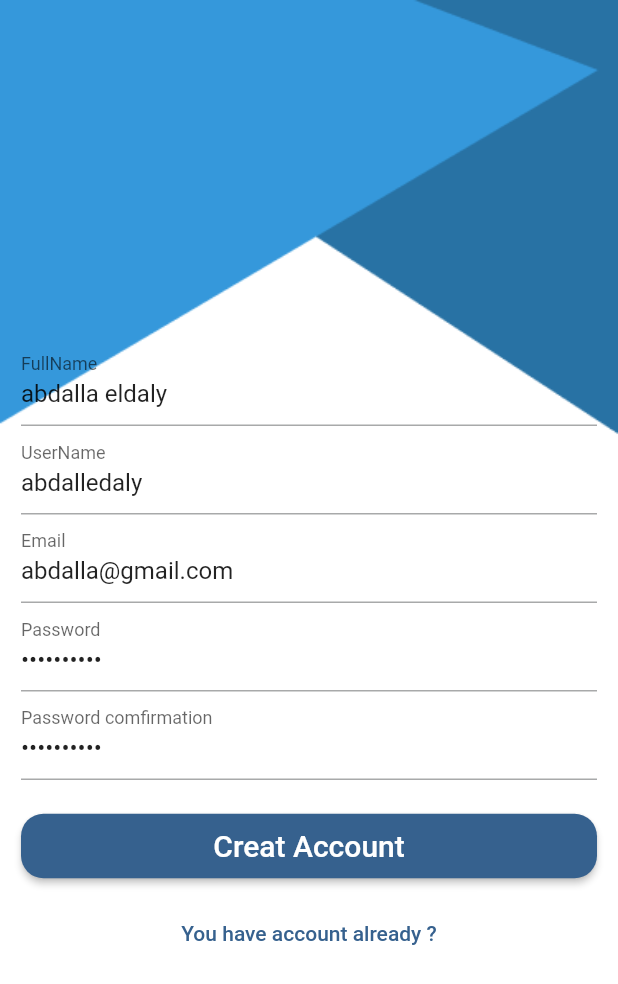
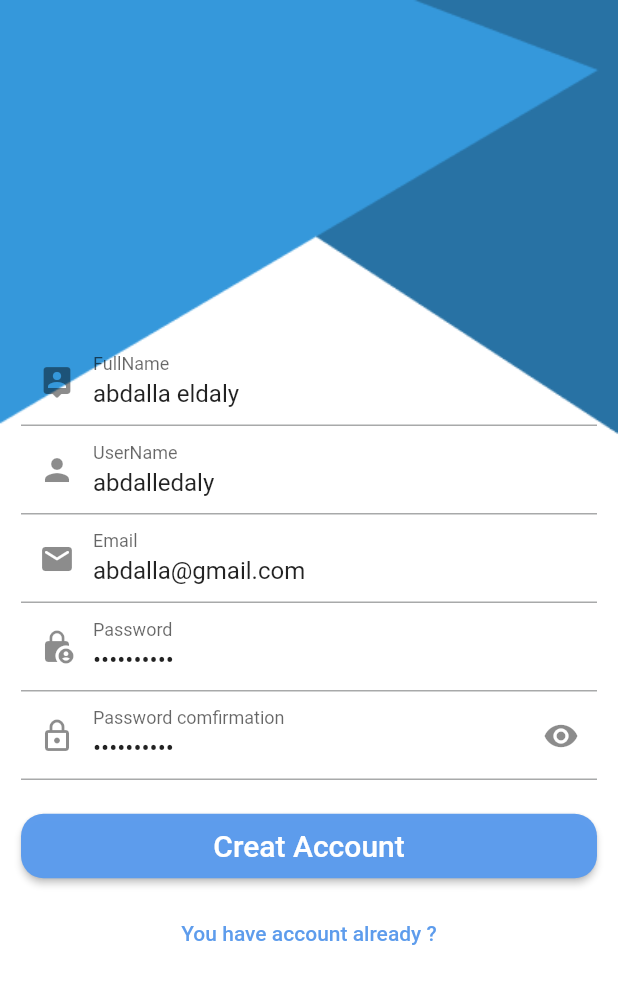
Before and after one commit to Abdalla-Eldaly/todo, a Flutter app: the Register screen opened by its route, on a phone screen of 412 x 824 dp. Shown: the top 984 px of the screen. Run offline on Flutter 3.47's test engine with Material 2 defaults, Android fonts, the phone set to English and light mode, and no system bars; our stand-ins replace cloud_firestore, firebase_auth, firebase_core, flutter_slidable; accounts and stored records are empty; network calls fail.

Commit message:
+register +login +auth +cloudfirestore +provider +autologinauth +addtasks +delettasks

```diff
--- a/lib/Common/CommonTextFormField.dart
+++ b/lib/Common/CommonTextFormField.dart
@@ -1,32 +1,61 @@
 import 'package:flutter/material.dart';
 
-class CommonTextFormField extends StatelessWidget {
+class CommonTextFormField extends StatefulWidget {
 String labeltext;
 TextInputType? keyboardtype;
 String? Function(String?)? Validator;
 bool obscuretext;
 TextEditingController? controller;
 int? Lines;
+IconData? prefixIcon;
+final bool? togglePasswordVisibility;
+final void Function(bool)? togglePasswordCallback;
 CommonTextFormField({
   required this.labeltext,
   this.keyboardtype=TextInputType.text,
   this.Validator,
   this.obscuretext=true,
    this.controller,
-  this.Lines=1
-});
+  this.Lines=1,
+  this.prefixIcon,
+  this.togglePasswordVisibility,
+  this.togglePasswordCallback,});
+
+  @override
+  State<CommonTextFormField> createState() => _CommonTextFormFieldState();
+}
+bool _passwordVisible = true;
+class _CommonTextFormFieldState extends State<CommonTextFormField> {
   @override
   Widget build(BuildContext context) {
     return TextFormField(
-      maxLines: Lines,
-      minLines: Lines,
-      controller: controller,
-      obscureText: obscuretext ,
-      validator:Validator ,
+      maxLines: widget.Lines,
+      minLines: widget.Lines,
+      controller: widget.controller,
+      obscureText: widget.obscuretext && _passwordVisible,
+      validator:widget.Validator ,
 
-      keyboardType: keyboardtype,
+      keyboardType: widget.keyboardtype,
       decoration: InputDecoration(
-        labelText: labeltext,
+        labelText: widget.labeltext,
+        prefixIcon: widget.prefixIcon != null
+            ? Icon(widget.prefixIcon)
+            : null,
+        suffixIcon: widget.togglePasswordVisibility != null
+            ? IconButton(
+          icon: Icon(
+            _passwordVisible ? Icons.visibility : Icons.visibility_off,
+          ),
+          onPressed: () {
+            setState(() {
+              _passwordVisible = !_passwordVisible;
+              if (widget.togglePasswordCallback != null) {
+                widget.togglePasswordCallback!(_passwordVisible);
+              }
+            });
+          },
+        )
+            : null,
       ),
     );
   }
--- a/lib/Listtab/listtab.dart
+++ b/lib/Listtab/listtab.dart
@@ -1,10 +1,11 @@
 import 'package:flutter/material.dart';
+import 'package:todo_list/listtask/Listtask.dart';
 
 class listtab extends StatelessWidget {
   const listtab({super.key});
 
   @override
   Widget build(BuildContext context) {
-    return const Placeholder();
+    return Listtask();
   }
 }
--- a/lib/Provider/Authprovider/Authprovider.dart
+++ b/lib/Provider/Authprovider/Authprovider.dart
@@ -32,6 +32,7 @@ class Authproviderr extends ChangeNotifier {
     var user = await UserDou.getUser(credential.user!.uid);
     databaseuser = user;
     authfirebaseuser = credential.user;
+    notifyListeners();
   }
 
   void logout() {
--- a/lib/Register-Page/Register.dart
+++ b/lib/Register-Page/Register.dart
@@ -34,6 +34,7 @@ class _RegisterState extends State<Register> {
   DialogShown messagestate = DialogShown();
 
   var FormKey = GlobalKey<FormState>();
+  bool passwordVisible = true;
 
   @override
   Widget build(BuildContext context) {
@@ -63,6 +64,7 @@ class _RegisterState extends State<Register> {
                 },
                 controller: FullName,
                 labeltext: 'FullName',
+                prefixIcon: Icons.person_pin_rounded,
                 keyboardtype: TextInputType.name,
                 obscuretext: false,
               ),
@@ -75,6 +77,7 @@ class _RegisterState extends State<Register> {
                 },
                 controller: username,
                 labeltext: 'UserName',
+                prefixIcon: Icons.person,
                 keyboardtype: TextInputType.text,
                 obscuretext: false,
               ),
@@ -90,6 +93,7 @@ class _RegisterState extends State<Register> {
                 },
                 controller: email,
                 labeltext: 'Email',
+                prefixIcon: Icons.email_rounded,
                 keyboardtype: TextInputType.emailAddress,
                 obscuretext: false,
               ),
@@ -105,7 +109,9 @@ class _RegisterState extends State<Register> {
                 },
                 controller: password,
                 labeltext: 'Password',
+
                 keyboardtype: TextInputType.text,
+                prefixIcon: Icons.lock_person_rounded,
                 obscuretext: true,
               ),
               CommonTextFormField(
@@ -118,8 +124,15 @@ class _RegisterState extends State<Register> {
                 },
                 controller: passwordcomfirmation,
                 labeltext: 'Password comfirmation',
+                togglePasswordVisibility: true, // Specify whether to display the toggle button
+                togglePasswordCallback: (isVisible) {
+                  setState(() {
+                    passwordVisible = isVisible;
+                  });
+                },
                 keyboardtype: TextInputType.text,
                 obscuretext: true,
+                prefixIcon: Icons.lock_outlined,
               ),
               const SizedBox(
                 height: 20,
--- a/lib/main.dart
+++ b/lib/main.dart
@@ -31,7 +31,9 @@ class MyApp extends StatelessWidget {
         floatingActionButtonTheme:
             FloatingActionButtonThemeData(backgroundColor: Color(0xFe5D9CEC)),
         scaffoldBackgroundColor: Color(0xFFDEEBDA),
-        colorScheme: ColorScheme.fromSeed(seedColor: Colors.blue),
+        colorScheme: ColorScheme.fromSeed(
+            seedColor: Colors.blue,
+        primary:  Color(0xFe5D9CEC)),
         useMaterial3: false,
       ),
       routes: {
@@ -40,7 +42,7 @@ class MyApp extends StatelessWidget {
         HomePage.RouteName: (_) => HomePage(),
         Splashscreen.RouteName:(_)=>Splashscreen()
       },
-      initialRoute: Register.RouteName,
+      initialRoute: Splashscreen.RouteName,
     );
   }
 }
--- a/pubspec.yaml
+++ b/pubspec.yaml
@@ -39,6 +39,7 @@ dependencies:
   firebase_auth: ^4.10.1
   cloud_firestore: ^4.9.3
   provider: ^6.0.5
+  flutter_slidable: ^3.0.0
 
 dev_dependencies:
   flutter_test:
```
Also changed, not shown: lib/Database/model/Task.dart (+8 -7 lines), lib/Database/model/TaskDou.dart (+24 -6 lines), lib/Database/model/User.dart (+6 -4 lines), lib/Database/model/UserDou.dart (+13 -5 lines), lib/Homepage/showsheet.dart (+5 -8 lines), lib/Login-Page/Login.dart (+12 -2 lines), lib/Splashscreen/splashscreen.dart (+23 -8 lines), lib/listtask/Listtask.dart (added, +44 -0 lines), lib/listtask/TaskWidget.dart (added, +124 -0 lines), assets/images/righticon.png (added), pubspec.lock.
